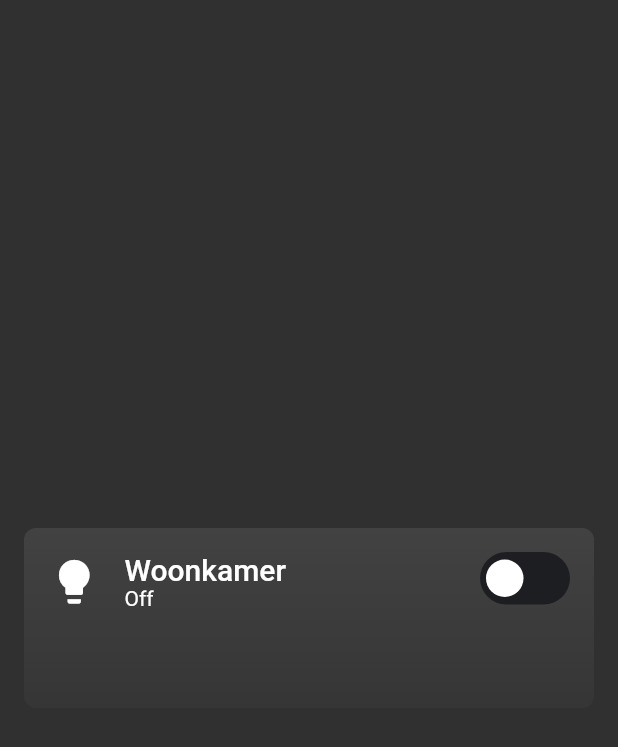
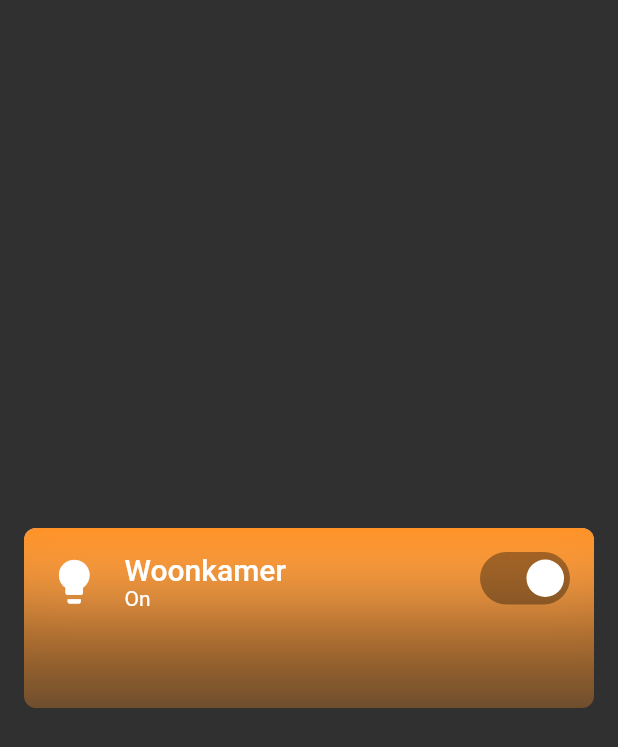
Before and after one commit to egonm12/home_assistant_dashboard, a Flutter app: the screen it shows after launch, on a phone screen of 412 x 824 dp. Shown: the top 747 px of the screen. Run offline on Flutter 3.47's test engine with Material 2 defaults, Android fonts, the phone set to English and light mode, and no system bars; drawn by our look-alikes of flutter_switch; our stand-ins replace freezed_annotation.

Commit message:
Fix style when light state is on

```diff
--- a/lib/main.dart
+++ b/lib/main.dart
@@ -10,7 +10,7 @@ void main() {
 
 final data = {
   "entity_id": "light.woonkamer",
-  "state": "off",
+  "state": "on",
   "attributes": {
     "min_mireds": 153,
     "max_mireds": 500,
--- a/lib/widgets/cards/generic_card.dart
+++ b/lib/widgets/cards/generic_card.dart
@@ -172,6 +172,7 @@ class _LightControlCardState extends State<LightControlCard>
                           child: SliderTheme(
                             data: SliderThemeData(
                               disabledThumbColor: Colors.transparent,
+                              thumbColor: Colors.white,
                               disabledActiveTrackColor: Theme.of(context)
                                   .backgroundColor
                                   .withOpacity(0.75),
@@ -205,9 +206,6 @@ class _LightControlCardState extends State<LightControlCard>
                                 animation: _animationController.view,
                                 enabledThumbRadius: 60,
                               ),
-                              thumbColor: isTurnedOn
-                                  ? Colors.white
-                                  : Colors.transparent,
                             ),
                             child: Slider(
                               max: 255,
@@ -226,8 +224,6 @@ class _LightControlCardState extends State<LightControlCard>
                                 isChangingBrightness = false;
                                 _animationController.animateTo(0.0);
                               }),
-                              activeColor:
-                                  color.withOpacity(isTurnedOn ? 1.0 : 0.2),
                               inactiveColor: isChangingBrightness
                                   ? Colors.transparent
                                   : null,
--- a/lib/widgets/slider/custom_slider_track_shape.dart
+++ b/lib/widgets/slider/custom_slider_track_shape.dart
@@ -85,7 +85,8 @@ class CustomSliderTrackShape extends RoundedRectSliderTrackShape {
     );
 
     final gradientColorTweenLeft = ColorTween(
-        begin: Colors.white.withOpacity(0.1), end: Colors.white.withOpacity(1));
+        begin: Colors.white.withOpacity(0.1),
+        end: Colors.white.withOpacity(0.0));
     final gradientColorTweenRight = ColorTween(
         begin: Colors.white.withOpacity(0.7),
         end: Colors.white.withOpacity(0.3));
```
Also changed, not shown: lib/widgets/slider/custom_thumb_shape.dart (+8 -4 lines).
